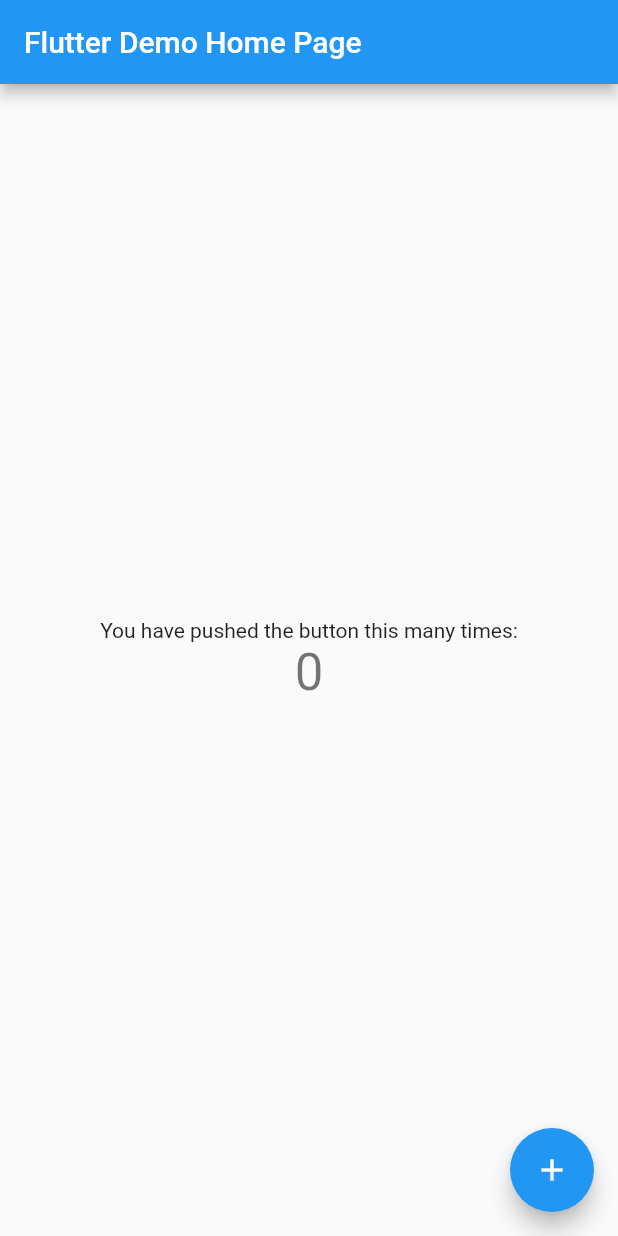
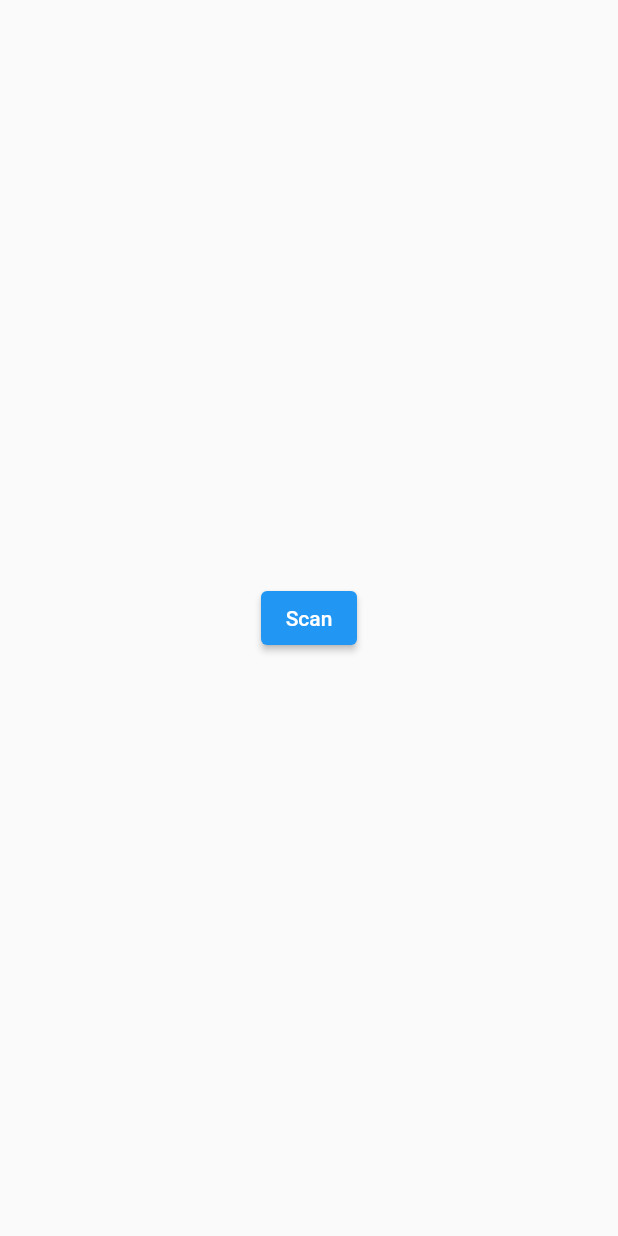
Before and after one commit to Pavan49719/robospark-attendance-app, a Flutter app: the screen it shows after launch, on a phone screen of 412 x 824 dp. Run offline on Flutter 3.47's test engine with Material 2 defaults, Android fonts, the phone set to English and light mode, and no system bars; our stand-ins replace cloud_firestore, firebase_core; missing offline and left inert: qr_code_scanner; accounts and stored records are empty.

```diff
--- /dev/null
+++ b/lib/dashboard.dart
@@ -0,0 +1,32 @@
+import 'dart:io';
+
+import 'package:attendance/qrcode.dart';
+import 'package:flutter/foundation.dart';
+import 'package:flutter/material.dart';
+import 'package:qr_code_scanner/qr_code_scanner.dart';
+
+class MyHomePage extends StatefulWidget {
+  const MyHomePage({Key? key, required this.title}) : super(key: key);
+  final String title;
+
+  @override
+  State<MyHomePage> createState() => _MyHomePageState();
+}
+
+class _MyHomePageState extends State<MyHomePage> {
+  @override
+  Widget build(BuildContext context) {
+    return Scaffold(
+      body: Center(
+        child: ElevatedButton(
+            onPressed: () {
+              Navigator.push(
+                context,
+                MaterialPageRoute(builder: (context) => const MyQRCode()),
+              );
+            },
+            child: const Text("Scan")),
+      ),
+    );
+  }
+}
--- a/lib/main.dart
+++ b/lib/main.dart
@@ -1,6 +1,11 @@
+import 'package:attendance/dashboard.dart';
 import 'package:flutter/material.dart';
+import 'package:firebase_core/firebase_core.dart';
+import 'package:cloud_firestore/cloud_firestore.dart';
 
-void main() {
+Future<void> main() async {
+  WidgetsFlutterBinding.ensureInitialized();
+  await Firebase.initializeApp();
   runApp(const MyApp());
 }
 
@@ -13,103 +18,10 @@ class MyApp extends StatelessWidget {
     return MaterialApp(
       title: 'Flutter Demo',
       theme: ThemeData(
-        // This is the theme of your application.
-        //
-        // Try running your application with "flutter run". You'll see the
-        // application has a blue toolbar. Then, without quitting the app, try
-        // changing the primarySwatch below to Colors.green and then invoke
-        // "hot reload" (press "r" in the console where you ran "flutter run",
-        // or simply save your changes to "hot reload" in a Flutter IDE).
-        // Notice that the counter didn't reset back to zero; the application
-        // is not restarted.
         primarySwatch: Colors.blue,
       ),
       home: const MyHomePage(title: 'Flutter Demo Home Page'),
+      debugShowCheckedModeBanner: false,
     );
   }
 }
-
-class MyHomePage extends StatefulWidget {
-  const MyHomePage({Key? key, required this.title}) : super(key: key);
-
-  // This widget is the home page of your application. It is stateful, meaning
-  // that it has a State object (defined below) that contains fields that affect
-  // how it looks.
-
-  // This class is the configuration for the state. It holds the values (in this
-  // case the title) provided by the parent (in this case the App widget) and
-  // used by the build method of the State. Fields in a Widget subclass are
-  // always marked "final".
-
-  final String title;
-
-  @override
-  State<MyHomePage> createState() => _MyHomePageState();
-}
-
-class _MyHomePageState extends State<MyHomePage> {
-  int _counter = 0;
-
-  void _incrementCounter() {
-    setState(() {
-      // This call to setState tells the Flutter framework that something has
-      // changed in this State, which causes it to rerun the build method below
-      // so that the display can reflect the updated values. If we changed
-      // _counter without calling setState(), then the build method would not be
-      // called again, and so nothing would appear to happen.
-      _counter++;
-    });
-  }
-
-  @override
-  Widget build(BuildContext context) {
-    // This method is rerun every time setState is called, for instance as done
-    // by the _incrementCounter method above.
-    //
-    // The Flutter framework has been optimized to make rerunning build methods
-    // fast, so that you can just rebuild anything that needs updating rather
-    // than having to individually change instances of widgets.
-    return Scaffold(
-      appBar: AppBar(
-        // Here we take the value from the MyHomePage object that was created by
-        // the App.build method, and use it to set our appbar title.
-        title: Text(widget.title),
-      ),
-      body: Center(
-        // Center is a layout widget. It takes a single child and positions it
-        // in the middle of the parent.
-        child: Column(
-          // Column is also a layout widget. It takes a list of children and
-          // arranges them vertically. By default, it sizes itself to fit its
-          // children horizontally, and tries to be as tall as its parent.
-          //
-          // Invoke "debug painting" (press "p" in the console, choose the
-          // "Toggle Debug Paint" action from the Flutter Inspector in Android
-          // Studio, or the "Toggle Debug Paint" command in Visual Studio Code)
-          // to see the wireframe for each widget.
-          //
-          // Column has various properties to control how it sizes itself and
-          // how it positions its children. Here we use mainAxisAlignment to
-          // center the children vertically; the main axis here is the vertical
-          // axis because Columns are vertical (the cross axis would be
-          // horizontal).
-          mainAxisAlignment: MainAxisAlignment.center,
-          children: <Widget>[
-            const Text(
-              'You have pushed the button this many times:',
-            ),
-            Text(
-              '$_counter',
-              style: Theme.of(context).textTheme.headline4,
-            ),
-          ],
-        ),
-      ),
-      floatingActionButton: FloatingActionButton(
-        onPressed: _incrementCounter,
-        tooltip: 'Increment',
-        child: const Icon(Icons.add),
-      ), // This trailing comma makes auto-formatting nicer for build methods.
-    );
-  }
-}
--- a/pubspec.yaml
+++ b/pubspec.yaml
@@ -34,6 +34,9 @@ dependencies:
   # The following adds the Cupertino Icons font to your application.
   # Use with the CupertinoIcons class for iOS style icons.
   cupertino_icons: ^1.0.2
+  qr_code_scanner: ^1.0.0
+  cloud_firestore: ^3.4.4
+  intl: ^0.17.0
 
 dev_dependencies:
   flutter_test:
```
Also changed, not shown: lib/qrcode.dart (added, +94 -0 lines), pubspec.lock, 4 other files.
